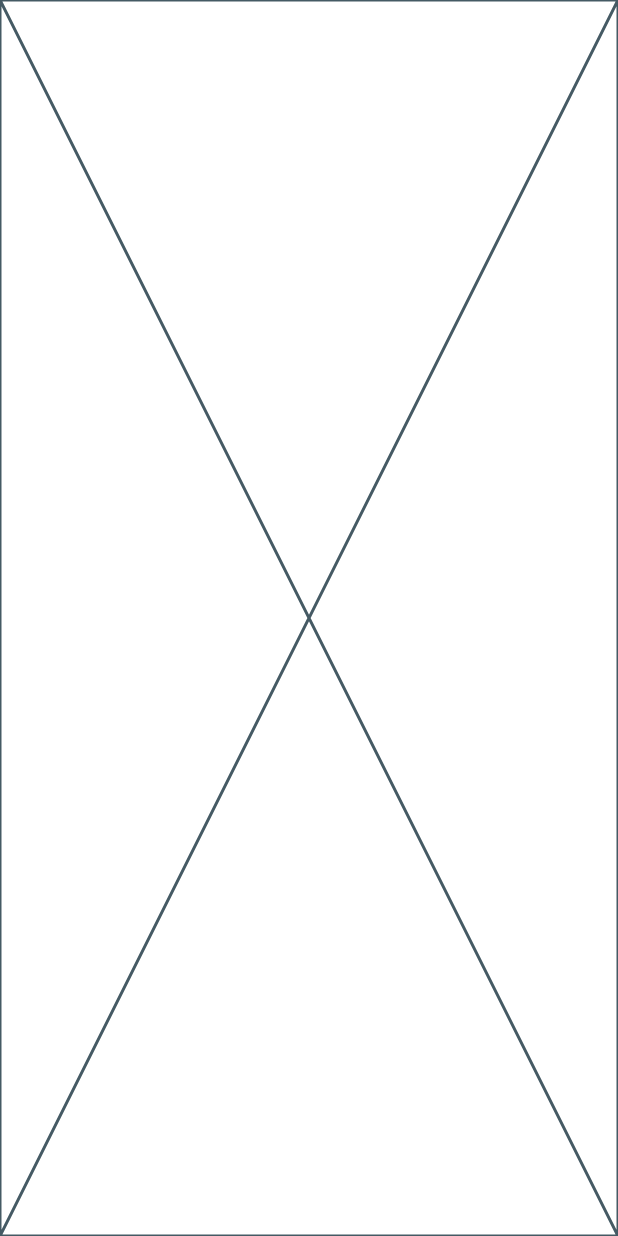
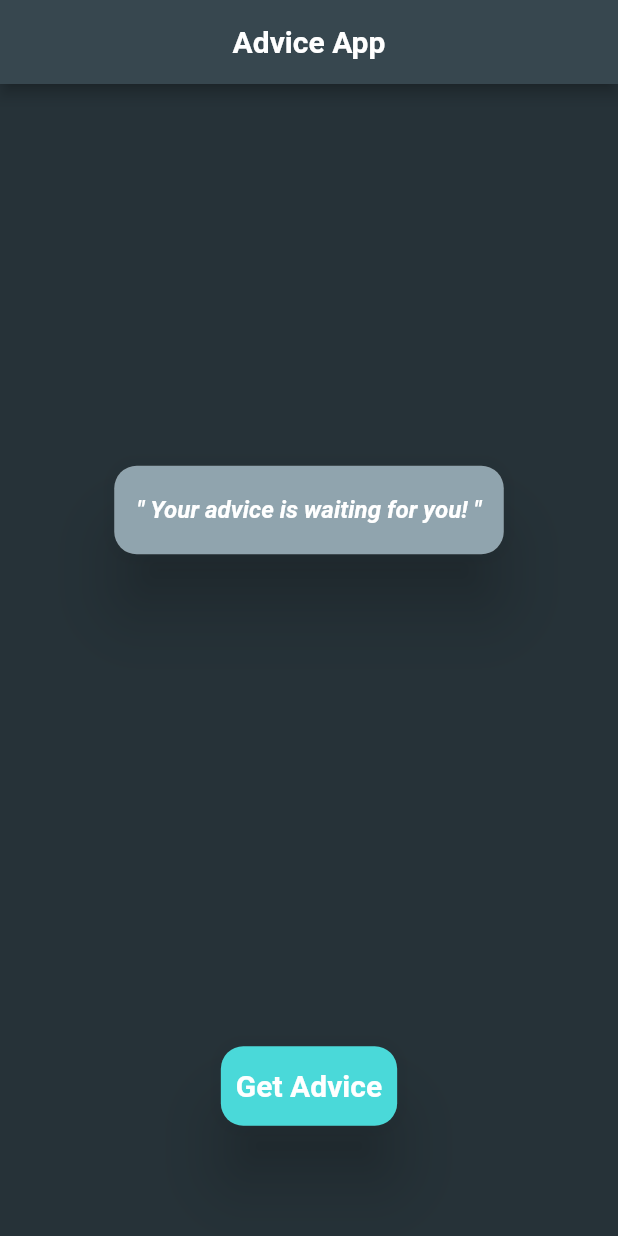
Before and after one commit to stone71/flutter_advice, a Flutter app: the screen it shows after launch, on a phone screen of 412 x 824 dp. Run offline on Flutter 3.47's test engine with Material 2 defaults, Android fonts, the light colour scheme and no system bars; Roboto replaces fonts that are missing (Rubik).

Commit message:
add Presentation Layer - update main.dart - add advice_page.dart - add advice_field.dart - add custom_button.dart - add error_message.dart

```diff
--- a/lib/main.dart
+++ b/lib/main.dart
@@ -1,4 +1,5 @@
 import 'package:flutter/material.dart';
+import 'package:flutter_advice/presentation/advice/advice_page.dart';
 import 'package:flutter_advice/theme.dart';
 
 void main() {
@@ -16,7 +17,7 @@ class MyApp extends StatelessWidget {
       theme: AppTheme.lightTheme,
       darkTheme: AppTheme.darkTheme,
       themeMode: ThemeMode.dark,
-      home: const Placeholder(),
+      home: const AdvicePage(),
       debugShowCheckedModeBanner: false,
     );
   }
--- /dev/null
+++ b/lib/presentation/advice/advice_page.dart
@@ -0,0 +1,50 @@
+import 'package:flutter/material.dart';
+import 'package:flutter_advice/presentation/advice/widgets/advice_field.dart';
+import 'package:flutter_advice/presentation/advice/widgets/custom_button.dart';
+import 'package:flutter_advice/presentation/advice/widgets/error_message.dart';
+
+class AdvicePage extends StatelessWidget {
+  const AdvicePage({Key? key}) : super(key: key);
+
+  @override
+  Widget build(BuildContext context) {
+    final themeData = Theme.of(context);
+    return Scaffold(
+      appBar: AppBar(
+        centerTitle: true,
+        title: Text("Advice App", style: themeData.textTheme.headline1),
+      ),
+      body: Center(
+        child: Padding(
+          padding: const EdgeInsets.symmetric(horizontal: 50),
+          child: Column(
+            children: [
+              const Expanded(
+                child: Center(
+                  //child: ErrorMessage(),
+                  child: AdviceField(advice: "Your advice is waiting for you!"),
+                  /*
+                  Text(
+                    "Your advice is waiting for you!",
+                    style: themeData.textTheme.headline1,
+                  ),
+                  */
+                ),
+              ),
+              SizedBox(
+                height: 200,
+                child: Center(
+                  child: CustomButton(
+                    onPressed: () {
+                      print("button pressed");
+                    },
+                  ),
+                ),
+              ),
+            ],
+          ),
+        ),
+      ),
+    );
+  }
+}
--- /dev/null
+++ b/lib/presentation/advice/widgets/advice_field.dart
@@ -0,0 +1,32 @@
+import 'package:flutter/material.dart';
+
+class AdviceField extends StatelessWidget {
+  final String advice;
+  const AdviceField({Key? key, required this.advice}) : super(key: key);
+
+  @override
+  Widget build(BuildContext context) {
+    final themeData = Theme.of(context);
+    return Material(
+      elevation: 20,
+      borderRadius: BorderRadius.circular(15),
+      child: Container(
+        decoration: BoxDecoration(
+          borderRadius: BorderRadius.circular(15),
+          color: themeData.colorScheme.onPrimary,
+        ),
+        child: Padding(
+          padding: const EdgeInsets.symmetric(
+            horizontal: 15,
+            vertical: 20,
+          ),
+          child: Text(
+            '''" $advice "''',
+            style: themeData.textTheme.bodyText1,
+            textAlign: TextAlign.center,
+          ),
+        ),
+      ),
+    );
+  }
+}
--- /dev/null
+++ b/lib/presentation/advice/widgets/custom_button.dart
@@ -0,0 +1,34 @@
+import 'package:flutter/material.dart';
+
+class CustomButton extends StatelessWidget {
+  final Function onPressed;
+  const CustomButton({Key? key, required this.onPressed}) : super(key: key);
+
+  @override
+  Widget build(BuildContext context) {
+    final themeData = Theme.of(context);
+    return InkResponse(
+      onTap: () => onPressed(),
+      child: Material(
+        elevation: 20,
+        borderRadius: BorderRadius.circular(15),
+        child: Container(
+          decoration: BoxDecoration(
+            borderRadius: BorderRadius.circular(15),
+            color: themeData.colorScheme.secondary,
+          ),
+          child: Padding(
+            padding: const EdgeInsets.symmetric(
+              horizontal: 10,
+              vertical: 15,
+            ),
+            child: Text(
+              "Get Advice",
+              style: themeData.textTheme.headline1,
+            ),
+          ),
+        ),
+      ),
+    );
+  }
+}
--- /dev/null
+++ b/lib/presentation/advice/widgets/error_message.dart
@@ -0,0 +1,22 @@
+import 'package:flutter/material.dart';
+
+class ErrorMessage extends StatelessWidget {
+  const ErrorMessage({Key? key}) : super(key: key);
+
+  @override
+  Widget build(BuildContext context) {
+    final themeData = Theme.of(context);
+    return Column(
+      mainAxisAlignment: MainAxisAlignment.center,
+      children: [
+        const Icon(Icons.error, size: 40, color: Colors.redAccent),
+        const SizedBox(height: 20),
+        Text(
+          "Ups, something went wrong. Please try again!",
+          style: themeData.textTheme.headline1,
+          textAlign: TextAlign.center,
+        )
+      ],
+    );
+  }
+}
```
Also changed, not shown: 1 other file.
